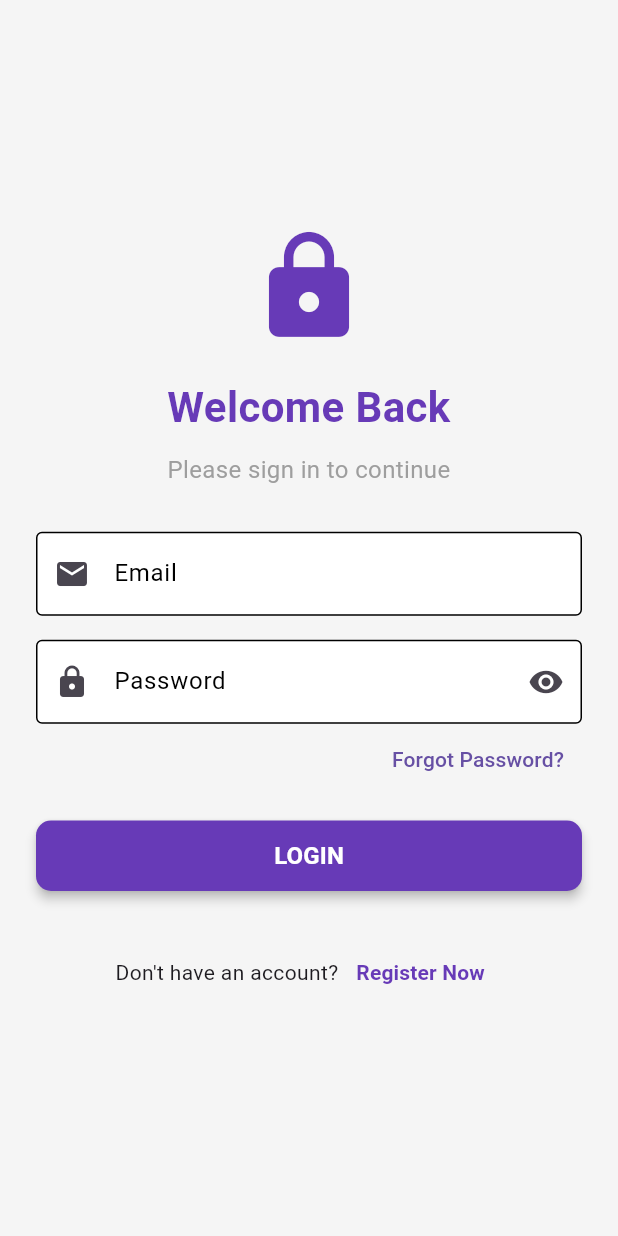
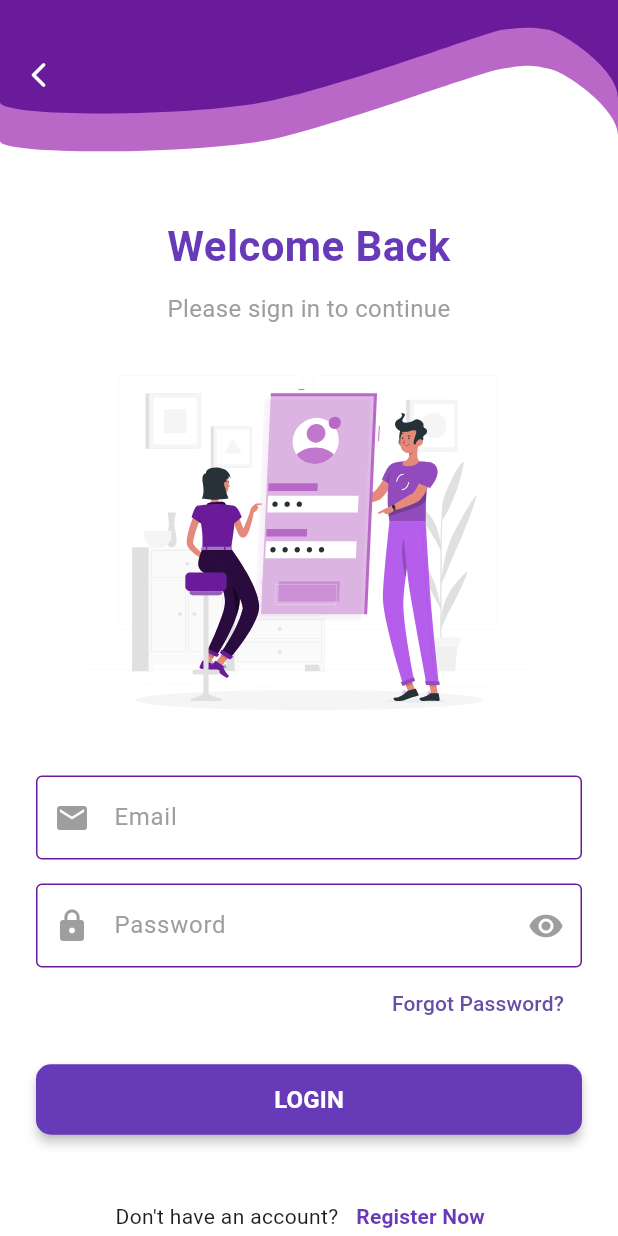
Before and after one commit to anndeviant/tpm_teori_t3, a Flutter app: the RegisterScreen screen opened directly, after a tap on "REGISTER", after a tap on "Login", on a phone screen of 412 x 824 dp. Run offline on Flutter 3.47's test engine with Material 3 defaults, Android fonts, the phone set to English and light mode, and no system bars; our stand-ins replace curved_navigation_bar, firebase_auth, firebase_core, flutter_svg, internet_connection_checker, lottie; accounts and stored records are empty.

Commit message:
reworking ui login

```diff
--- a/lib/auth/login_screen.dart
+++ b/lib/auth/login_screen.dart
@@ -1,5 +1,6 @@
 import 'package:flutter/material.dart';
 import 'package:firebase_auth/firebase_auth.dart';
+import 'package:flutter_svg/svg.dart';
 import 'package:tpm_teori_t3/auth/auth_service.dart';
 import 'package:tpm_teori_t3/auth/register_screen.dart';
 import 'package:tpm_teori_t3/swap_screen.dart';
@@ -125,10 +126,31 @@ class _LoginScreenState extends State<LoginScreen> {
   @override
   Widget build(BuildContext context) {
     return Scaffold(
-      backgroundColor: Colors.grey[100],
+      backgroundColor: Colors.white,
       body: SafeArea(
-        child: Center(
+        top: false,
         child: SingleChildScrollView(
+          child: Column(
+            mainAxisAlignment: MainAxisAlignment.spaceEvenly,
+            children: [
+              Stack(
+                children: [
+                  CustomPaint(
+                    size: Size(double.infinity, 100),
+                    painter: MyPainter(),
+                  ),
+                  Positioned(
+                    top: 40,
+                    left: 16,
+                    child: GestureDetector(
+                      onTap: () => Navigator.pop(context),
+                      child: Icon(Icons.arrow_back_ios_rounded,
+                          size: 20, color: Colors.white),
+                    ),
+                  ),
+                ],
+              ),
+              Padding(
                 padding: const EdgeInsets.all(24.0),
                 child: Form(
                   key: _formKey,
@@ -136,11 +158,6 @@ class _LoginScreenState extends State<LoginScreen> {
                     mainAxisAlignment: MainAxisAlignment.center,
                     crossAxisAlignment: CrossAxisAlignment.stretch,
                     children: [
-                  const Icon(
-                    Icons.lock,
-                    size: 80,
-                    color: Colors.deepPurple,
-                  ),
                       const SizedBox(height: 20),
                       const Text(
                         'Welcome Back',
@@ -160,7 +177,10 @@ class _LoginScreenState extends State<LoginScreen> {
                           color: Colors.grey,
                         ),
                       ),
-                  const SizedBox(height: 30),
+                      SvgPicture.asset(
+                        "assets/svg/login.svg",
+                        height: 300,
+                      ),
                       if (_errorMessage != null)
                         Container(
                           padding: const EdgeInsets.all(12),
@@ -184,8 +204,6 @@ class _LoginScreenState extends State<LoginScreen> {
                           border: OutlineInputBorder(
                             borderRadius: BorderRadius.circular(10),
                           ),
-                      filled: true,
-                      fillColor: Colors.white,
                         ),
                         validator: (value) {
                           if (value == null || value.isEmpty) {
@@ -221,8 +239,6 @@ class _LoginScreenState extends State<LoginScreen> {
                           border: OutlineInputBorder(
                             borderRadius: BorderRadius.circular(10),
                           ),
-                      filled: true,
-                      fillColor: Colors.white,
                         ),
                         validator: (value) {
                           if (value == null || value.isEmpty) {
@@ -291,8 +307,69 @@ class _LoginScreenState extends State<LoginScreen> {
                   ),
                 ),
               ),
+            ],
+          ),
         ),
       ),
     );
   }
 }
+
+class MyPainter extends CustomPainter {
+  @override
+  void paint(Canvas canvas, Size size) {
+    Paint paint = Paint();
+    Path path = Path();
+
+    // Path number 1
+
+    paint.color = Color(0xffBA68C8);
+    path = Path();
+    path.lineTo(0, size.height * 0.94);
+    path.cubicTo(
+        0, size.height * 0.83, 0, size.height * 0.01, 0, size.height * 0.01);
+    path.cubicTo(0, size.height * 0.01, size.width / 2, size.height * 0.01,
+        size.width / 2, size.height * 0.01);
+    path.cubicTo(size.width / 2, size.height * 0.01, size.width,
+        size.height * 0.01, size.width, size.height * 0.01);
+    path.cubicTo(size.width, size.height * 0.01, size.width, size.height * 0.9,
+        size.width, size.height * 0.9);
+    path.cubicTo(size.width, size.height * 0.73, size.width * 0.92,
+        size.height * 0.49, size.width * 0.89, size.height * 0.46);
+    path.cubicTo(size.width * 0.86, size.height * 0.43, size.width * 0.85,
+        size.height * 0.43, size.width * 0.81, size.height * 0.46);
+    path.cubicTo(size.width * 0.77, size.height * 0.49, size.width * 0.57,
+        size.height * 0.8, size.width * 0.45, size.height * 0.92);
+    path.cubicTo(size.width * 0.34, size.height * 1.03, 0, size.height * 1.04,
+        0, size.height * 0.94);
+    path.cubicTo(
+        0, size.height * 0.94, 0, size.height * 0.94, 0, size.height * 0.94);
+    canvas.drawPath(path, paint);
+
+    // Path number 2
+
+    paint.color = Color(0xff6A1B9A);
+    path = Path();
+    path.lineTo(0, size.height * 0.68);
+    path.cubicTo(0, size.height * 0.58, 0, 0, 0, 0);
+    path.cubicTo(0, 0, size.width, 0, size.width, 0);
+    path.cubicTo(size.width, 0, size.width, size.height * 0.65, size.width,
+        size.height * 0.65);
+    path.cubicTo(size.width, size.height * 0.47, size.width * 0.92,
+        size.height * 0.24, size.width * 0.89, size.height / 5);
+    path.cubicTo(size.width * 0.86, size.height * 0.18, size.width * 0.85,
+        size.height * 0.18, size.width * 0.81, size.height / 5);
+    path.cubicTo(size.width * 0.77, size.height * 0.24, size.width * 0.57,
+        size.height * 0.55, size.width * 0.45, size.height * 0.66);
+    path.cubicTo(size.width * 0.34, size.height * 0.78, 0, size.height * 0.79,
+        0, size.height * 0.68);
+    path.cubicTo(
+        0, size.height * 0.68, 0, size.height * 0.68, 0, size.height * 0.68);
+    canvas.drawPath(path, paint);
+  }
+
+  @override
+  bool shouldRepaint(CustomPainter oldDelegate) {
+    return true;
+  }
+}
--- a/lib/main.dart
+++ b/lib/main.dart
@@ -20,12 +20,16 @@ class MyApp extends StatelessWidget {
       themeMode: ThemeMode.light,
       theme: ThemeData.light().copyWith(
           inputDecorationTheme: InputDecorationTheme(
-              border: OutlineInputBorder(),
-              enabledBorder: OutlineInputBorder(
-                  borderSide: BorderSide(color: Colors.black, width: 1)),
-              focusedBorder: OutlineInputBorder(
-                  borderSide: BorderSide(color: Colors.black, width: 2)),
-              labelStyle: TextStyle(color: Colors.black))),
+        border: OutlineInputBorder(),
+        enabledBorder: OutlineInputBorder(
+            borderSide: BorderSide(color: Color(0xff6A1B9A), width: 1)),
+        focusedBorder: OutlineInputBorder(
+            borderSide: BorderSide(color: Color(0xff6A1B9A), width: 2)),
+        labelStyle: TextStyle(color: Colors.grey),
+        prefixIconColor: Colors.grey,
+        suffixIconColor: Colors.grey,
+        //iconColor: Colors.grey, // ubah jika butuh
+      )),
       home: const AuthWrapper(),
     );
   }
--- a/pubspec.yaml
+++ b/pubspec.yaml
@@ -39,6 +39,7 @@ dependencies:
   firebase_auth: ^5.5.2
   lottie: ^2.7.0
   internet_connection_checker: ^1.0.0
+  flutter_svg: ^2.0.17
 
 dev_dependencies:
   flutter_test:
@@ -69,6 +70,7 @@ flutter:
       - assets/images/
       - assets/animations/
       - assets/icons/
+      - assets/svg/
   #   - images/a_dot_ham.jpeg
 
   # An image asset can refer to one or more resolution-specific "variants", see
```
Also changed, not shown: assets/svg/login.svg (added). Lines whose indentation alone changed are shown as unchanged.
